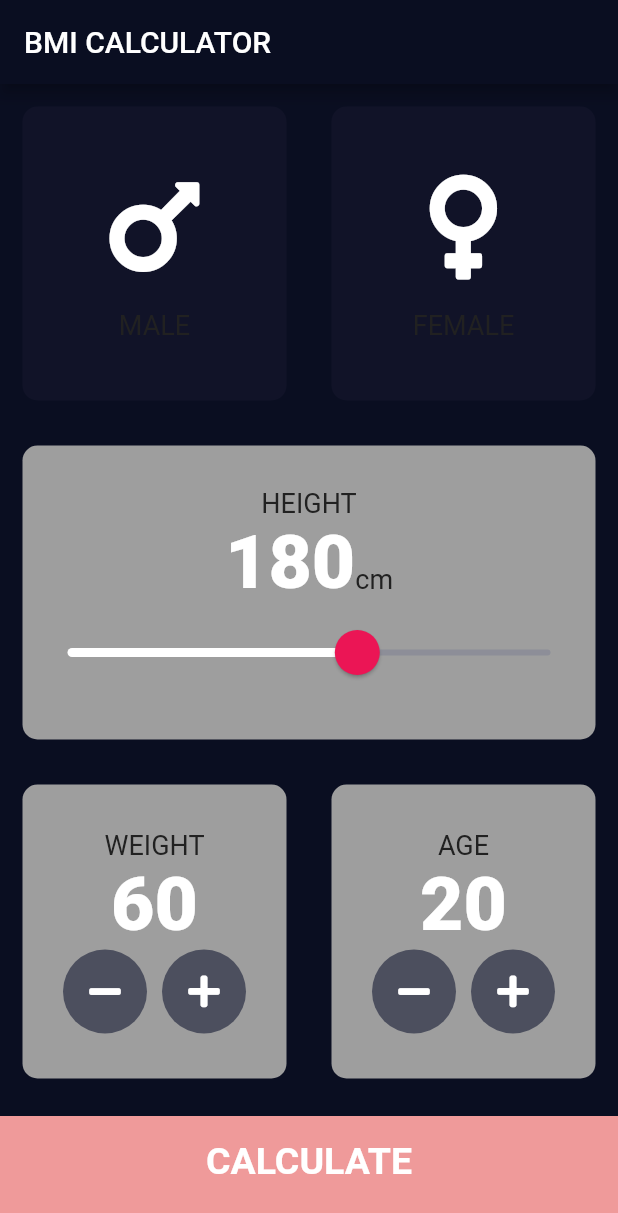
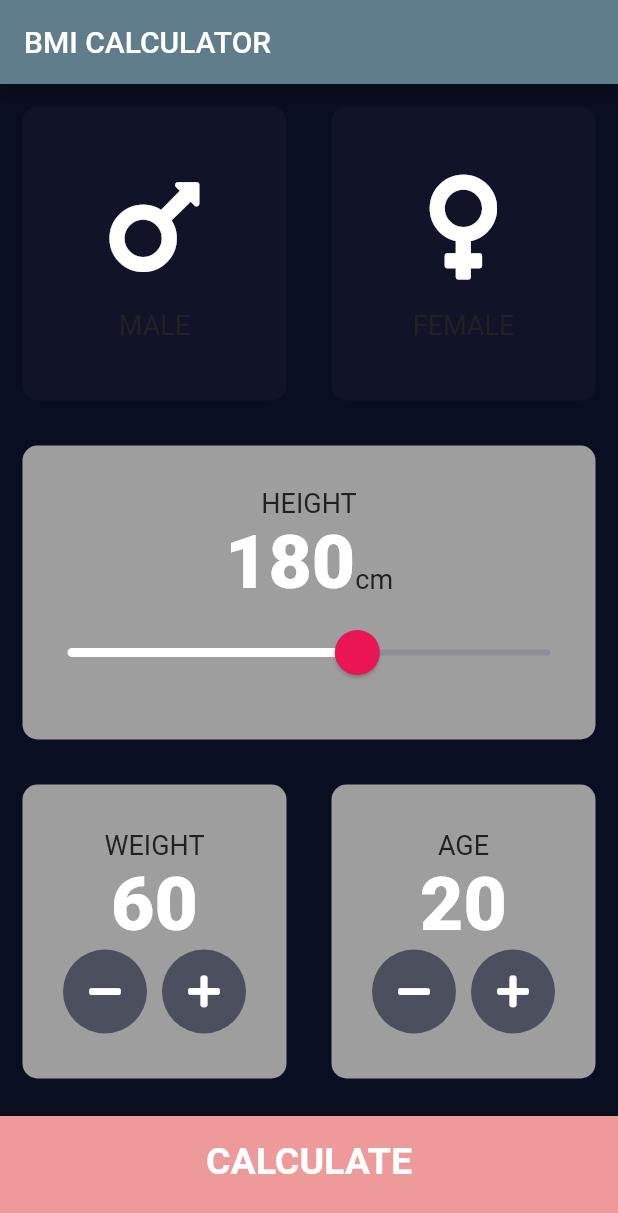
Before and after one commit to OxamaHxn/BMI-Calculator-Flutter-, a Flutter app: the screen it shows after launch, on a phone screen of 412 x 824 dp. Shown: the top 1213 px of the screen. Run offline on Flutter 3.47's test engine with Material 2 defaults, Android fonts, the phone set to English and light mode, and no system bars; our stand-ins replace font_awesome_flutter.

Commit message:
primary color customization

```diff
--- a/lib/main.dart
+++ b/lib/main.dart
@@ -8,7 +8,7 @@ class BMICalculator extends StatelessWidget {
   Widget build(BuildContext context) {
     return MaterialApp(
       theme: ThemeData.dark().copyWith(
-        primaryColor: Color(0xFF0A0E21),
+        primaryColor: Color(0xFF607d8b),
         scaffoldBackgroundColor: Color(0xFF0A0E21),
       ),
       home: InputPage(),
```
